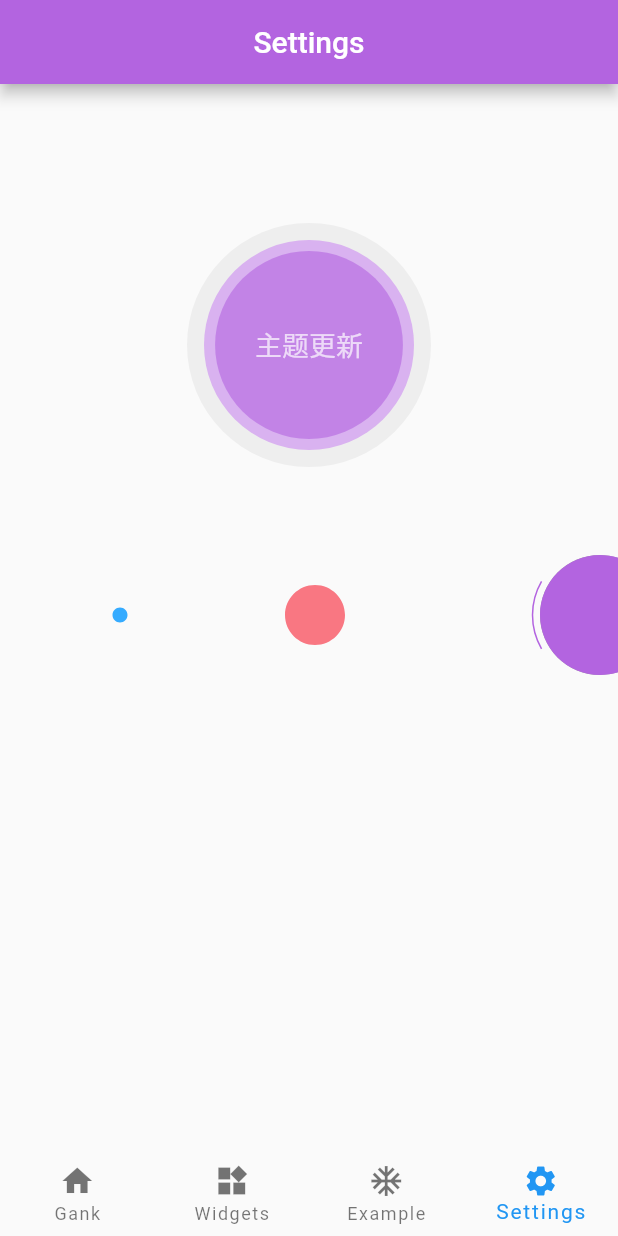
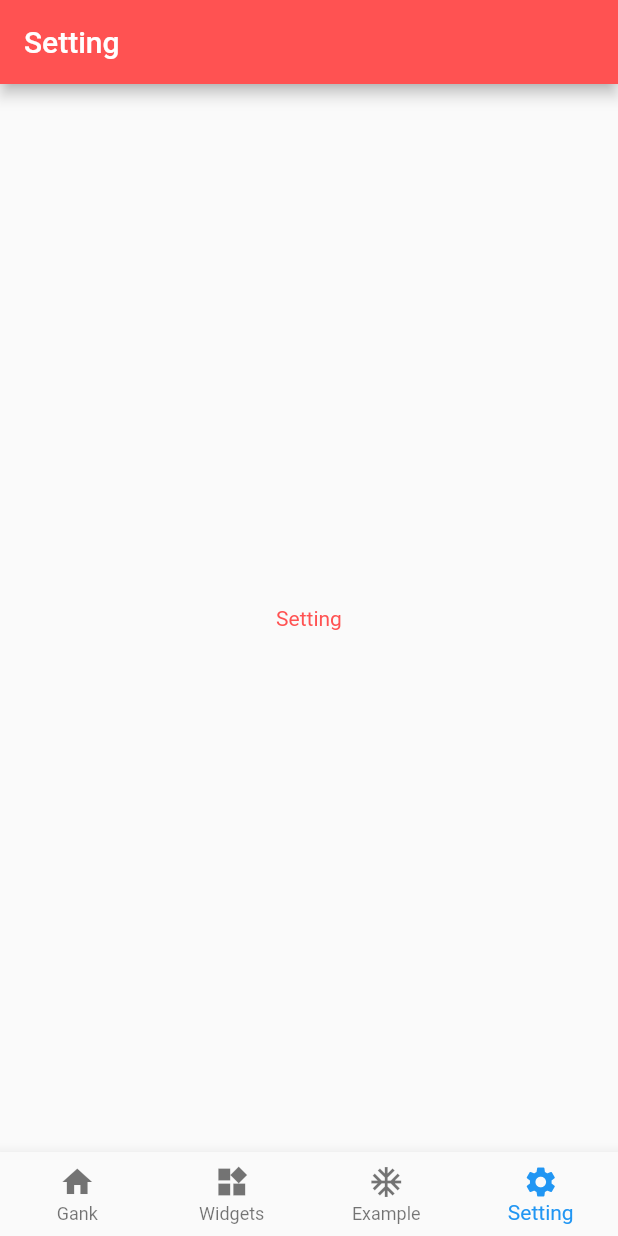
Before and after one commit to huangsir0/flutter_weekly, a Flutter app: the screen it shows after launch, swiped to page 4, on a phone screen of 412 x 824 dp. Run offline on Flutter 3.47's test engine with Material 2 defaults, Android fonts, the light colour scheme and no system bars; our stand-ins replace cached_network_image, dio, flutter_redux, flutter_swiper, palette_generator, redux and 3 more.

Commit message:
MaterialApp介绍准备

```diff
--- a/lib/examples/example2/imageapp.dart
+++ b/lib/examples/example2/imageapp.dart
@@ -4,7 +4,6 @@
 
 import 'dart:async';
 import 'dart:math' as math;
-
 import 'package:flutter/material.dart';
 import 'package:flutter/rendering.dart';
 
--- /dev/null
+++ b/lib/examples/materialapp_example/materialapp.dart
@@ -0,0 +1,131 @@
+import 'package:flutter/material.dart';
+
+
+class MaterialMyApp extends StatelessWidget {
+  @override
+  Widget build(BuildContext context) {
+    return MaterialApp(
+      title: "MaterialApp",
+      theme: ThemeData(
+        primaryColor: Colors.redAccent,
+      ),
+      home:MyHomePage(),
+    );
+  }
+}
+
+
+///
+/// 主页
+///
+class MyHomePage extends StatefulWidget {
+  @override
+  _MyHomePageState createState() => _MyHomePageState();
+
+}
+
+class _MyHomePageState extends State<MyHomePage>  {
+  var _curIndex=0;
+
+
+  var _pagerController =new PageController(initialPage: 0);
+
+  List<String> _tabs=["Gank","Widgets","Example","Setting"];
+
+  @override
+  void initState() {
+    super.initState();
+  }
+
+  @override
+  void dispose() {
+    super.dispose();
+  }
+
+  @override
+  Widget build(BuildContext context) {
+    return Scaffold(
+      body: new PageView.builder(itemBuilder: (BuildContext context,int index){
+           return _buildPageItem(context,index);
+      },
+        itemCount: _tabs.length,
+        controller: _pagerController,
+        onPageChanged: (index){
+           _onChangePageView(index);
+        },
+
+      ),
+      bottomNavigationBar: BottomNavigationBar(items: [
+        _buildBottomItem(Icons.home, _tabs[0]),
+        _buildBottomItem(Icons.widgets, _tabs[1]),
+        _buildBottomItem(Icons.ac_unit, _tabs[2]),
+        _buildBottomItem(Icons.settings, _tabs[3]),
+      ],
+      currentIndex: _curIndex,
+      type: BottomNavigationBarType.fixed,
+      onTap: (index){
+        _pagerController.animateToPage(index, duration: const Duration(milliseconds: 300), curve: Curves.ease);
+      },),
+    );
+  }
+
+  void _onChangePageView(int index) {
+    setState(() {
+      _curIndex=index;
+    });
+  }
+
+  Widget _buildPageItem(BuildContext context, int index) {
+     return ContentWidget(content:_tabs[index]);
+  }
+
+  BottomNavigationBarItem _buildBottomItem(IconData iconData, String tab) {
+   return new BottomNavigationBarItem(icon: Icon(iconData),title: Text(tab));
+  }
+
+
+}
+
+
+///
+/// 内容页面
+///
+class ContentWidget extends StatefulWidget  {
+   final String content;
+
+
+  const ContentWidget({Key key, this.content}) : super(key: key);
+
+  @override
+  State<StatefulWidget> createState() {
+    // TODO: implement createState
+    return new __ContentWidgetStage();
+  }
+}
+
+
+class __ContentWidgetStage extends State<ContentWidget> with AutomaticKeepAliveClientMixin{
+
+  @override
+  void initState() {
+    // TODO: implement initState
+    super.initState();
+    print("initState===>"+this.widget.content);
+  }
+
+  @override
+  Widget build(BuildContext context) {
+    // TODO: implement build
+    return Scaffold(
+      appBar: AppBar(title:Text(this.widget.content),),
+      body:Center(
+        child: Text(this.widget.content,style: TextStyle(color: Colors.redAccent),),
+      ),
+    );
+  }
+
+  @override
+  // TODO: implement wantKeepAlive
+  bool get wantKeepAlive => true;
+
+}
--- a/lib/main.dart
+++ b/lib/main.dart
@@ -14,6 +14,7 @@ import 'dart:math' as math;
 import 'consts/config.dart';
 import 'examples/example1/scroll_app.dart';
 import 'examples/example2/imageapp.dart';
+import 'examples/materialapp_example/materialapp.dart';
 import 'widgets/flutter_bezier_widgets/widget_bezier_gesture.dart';
 import 'widgets/flutter_bezier_widgets/widget_bezier_theme.dart';
 import 'widgets/flutter_timeclock_widget/widget_timeclock.dart';
@@ -21,10 +22,10 @@ import 'widgets/flutter_widgets/widget_container.dart';
 import 'widgets/flutter_widgets/widget_text.dart';
 
 void main() {
-  runApp(new FlutterStudyApp());
+  //runApp(new FlutterStudyApp());
  // runApp(new ScrollApp());
   //runApp(new MyApp());
-
+runApp(new MaterialMyApp());
 }
 
 class FlutterStudyApp extends StatelessWidget {
```
